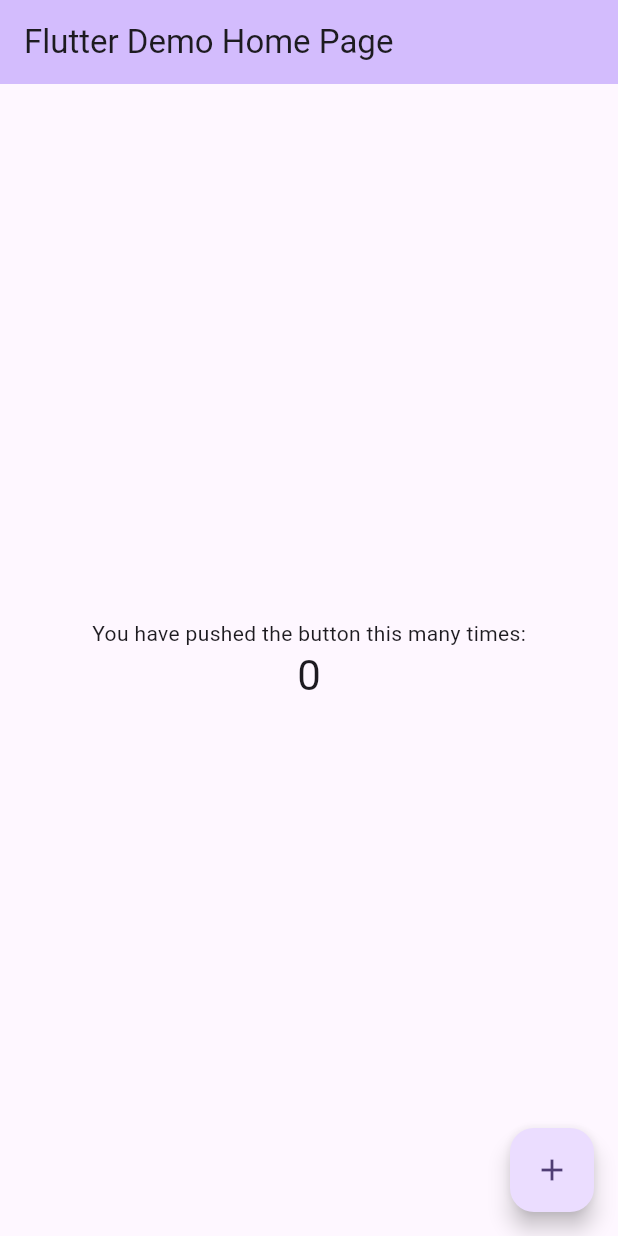
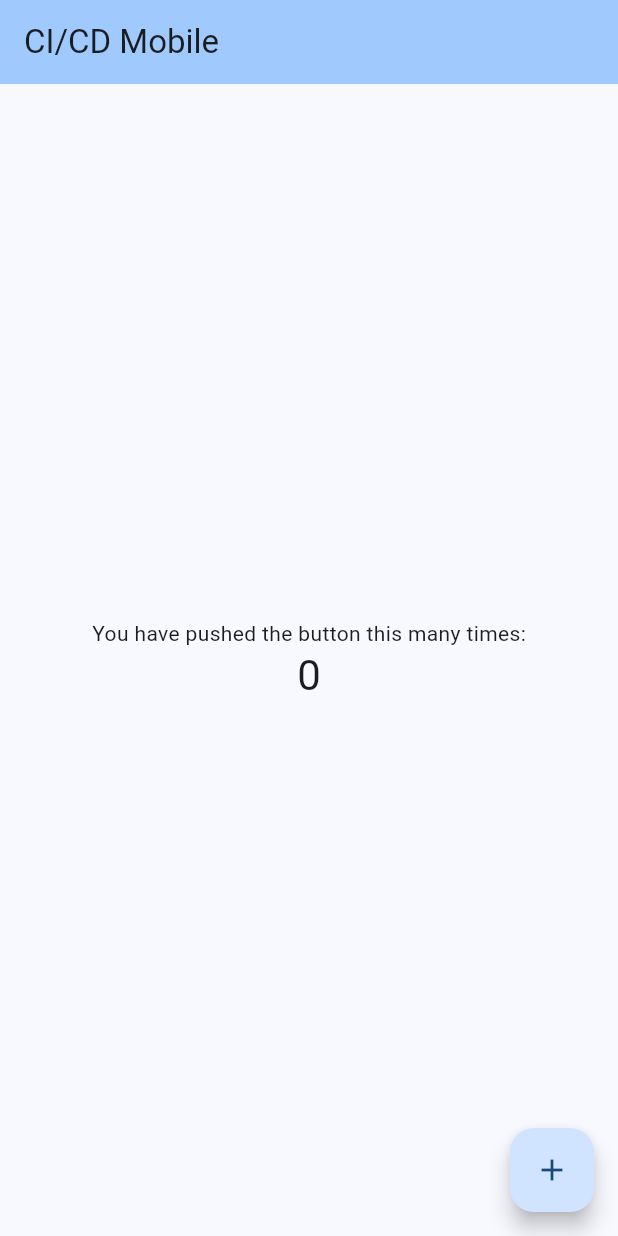
Before and after one commit to Projet-CI-CD/mobile, a Flutter app: the screen it shows after launch, on a phone screen of 412 x 824 dp. Run offline on Flutter 3.47's test engine with Material 3 defaults, Android fonts, the phone set to English and light mode, and no system bars.

```diff
--- /dev/null
+++ b/lib/View/Home.dart
@@ -0,0 +1,52 @@
+import 'package:flutter/cupertino.dart';
+import 'package:flutter/material.dart';
+
+class MyHomePage extends StatefulWidget {
+  const MyHomePage({super.key, required this.title});
+
+  final String title;
+
+  @override
+  State<MyHomePage> createState() => _MyHomePageState();
+}
+
+class _MyHomePageState extends State<MyHomePage> {
+  int _counter = 0;
+
+  void _incrementCounter() {
+    setState(() {
+      _counter++;
+    });
+  }
+
+  @override
+  Widget build(BuildContext context) {
+
+    return Scaffold(
+      appBar: AppBar(
+
+        backgroundColor: Theme.of(context).colorScheme.inversePrimary,
+        title: Text(widget.title),
+      ),
+      body: Center(
+
+        child: Column(
+
+          mainAxisAlignment: MainAxisAlignment.center,
+          children: <Widget>[
+            const Text('You have pushed the button this many times:'),
+            Text(
+              '$_counter',
+              style: Theme.of(context).textTheme.headlineMedium,
+            ),
+          ],
+        ),
+      ),
+      floatingActionButton: FloatingActionButton(
+        onPressed: _incrementCounter,
+        tooltip: 'Increment',
+        child: const Icon(Icons.add),
+      ), // This trailing comma makes auto-formatting nicer for build methods.
+    );
+  }
+}
--- a/lib/main.dart
+++ b/lib/main.dart
@@ -1,4 +1,6 @@
 import 'package:flutter/material.dart';
+
+import 'View/Home.dart';
 
 void main() {
   runApp(const MyApp());
@@ -11,112 +13,12 @@ class MyApp extends StatelessWidget {
   @override
   Widget build(BuildContext context) {
     return MaterialApp(
-      title: 'Flutter Demo',
+      title: 'CI/CD Mobile',
       theme: ThemeData(
-        // This is the theme of your application.
-        //
-        // TRY THIS: Try running your application with "flutter run". You'll see
-        // the application has a purple toolbar. Then, without quitting the app,
-        // try changing the seedColor in the colorScheme below to Colors.green
-        // and then invoke "hot reload" (save your changes or press the "hot
-        // reload" button in a Flutter-supported IDE, or press "r" if you used
-        // the command line to start the app).
-        //
-        // Notice that the counter didn't reset back to zero; the application
-        // state is not lost during the reload. To reset the state, use hot
-        // restart instead.
-        //
-        // This works for code too, not just values: Most code changes can be
-        // tested with just a hot reload.
-        colorScheme: ColorScheme.fromSeed(seedColor: Colors.deepPurple),
+
+        colorScheme: ColorScheme.fromSeed(seedColor: Colors.blue),
       ),
-      home: const MyHomePage(title: 'Flutter Demo Home Page'),
+      home: const MyHomePage(title: 'CI/CD Mobile'),
     );
   }
 }
-
-class MyHomePage extends StatefulWidget {
-  const MyHomePage({super.key, required this.title});
-
-  // This widget is the home page of your application. It is stateful, meaning
-  // that it has a State object (defined below) that contains fields that affect
-  // how it looks.
-
-  // This class is the configuration for the state. It holds the values (in this
-  // case the title) provided by the parent (in this case the App widget) and
-  // used by the build method of the State. Fields in a Widget subclass are
-  // always marked "final".
-
-  final String title;
-
-  @override
-  State<MyHomePage> createState() => _MyHomePageState();
-}
-
-class _MyHomePageState extends State<MyHomePage> {
-  int _counter = 0;
-
-  void _incrementCounter() {
-    setState(() {
-      // This call to setState tells the Flutter framework that something has
-      // changed in this State, which causes it to rerun the build method below
-      // so that the display can reflect the updated values. If we changed
-      // _counter without calling setState(), then the build method would not be
-      // called again, and so nothing would appear to happen.
-      _counter++;
-    });
-  }
-
-  @override
-  Widget build(BuildContext context) {
-    // This method is rerun every time setState is called, for instance as done
-    // by the _incrementCounter method above.
-    //
-    // The Flutter framework has been optimized to make rerunning build methods
-    // fast, so that you can just rebuild anything that needs updating rather
-    // than having to individually change instances of widgets.
-    return Scaffold(
-      appBar: AppBar(
-        // TRY THIS: Try changing the color here to a specific color (to
-        // Colors.amber, perhaps?) and trigger a hot reload to see the AppBar
-        // change color while the other colors stay the same.
-        backgroundColor: Theme.of(context).colorScheme.inversePrimary,
-        // Here we take the value from the MyHomePage object that was created by
-        // the App.build method, and use it to set our appbar title.
-        title: Text(widget.title),
-      ),
-      body: Center(
-        // Center is a layout widget. It takes a single child and positions it
-        // in the middle of the parent.
-        child: Column(
-          // Column is also a layout widget. It takes a list of children and
-          // arranges them vertically. By default, it sizes itself to fit its
-          // children horizontally, and tries to be as tall as its parent.
-          //
-          // Column has various properties to control how it sizes itself and
-          // how it positions its children. Here we use mainAxisAlignment to
-          // center the children vertically; the main axis here is the vertical
-          // axis because Columns are vertical (the cross axis would be
-          // horizontal).
-          //
-          // TRY THIS: Invoke "debug painting" (choose the "Toggle Debug Paint"
-          // action in the IDE, or press "p" in the console), to see the
-          // wireframe for each widget.
-          mainAxisAlignment: MainAxisAlignment.center,
-          children: <Widget>[
-            const Text('You have pushed the button this many times:'),
-            Text(
-              '$_counter',
-              style: Theme.of(context).textTheme.headlineMedium,
-            ),
-          ],
-        ),
-      ),
-      floatingActionButton: FloatingActionButton(
-        onPressed: _incrementCounter,
-        tooltip: 'Increment',
-        child: const Icon(Icons.add),
-      ), // This trailing comma makes auto-formatting nicer for build methods.
-    );
-  }
-}
--- a/pubspec.yaml
+++ b/pubspec.yaml
@@ -34,6 +34,7 @@ dependencies:
   # The following adds the Cupertino Icons font to your application.
   # Use with the CupertinoIcons class for iOS style icons.
   cupertino_icons: ^1.0.8
+  http: ^1.3.0
 
 dev_dependencies:
   flutter_test:
```
Also changed, not shown: lib/Model/SensorData.dart (added, +37 -0 lines), lib/Service/api_service.dart (added, +21 -0 lines), pubspec.lock.
